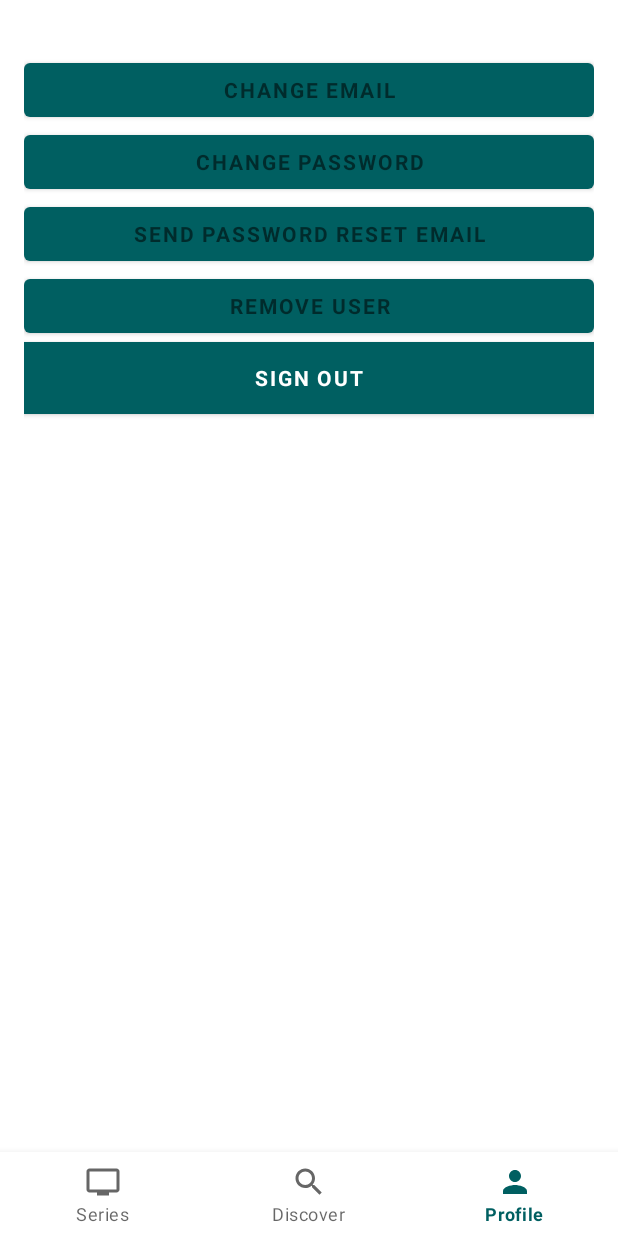
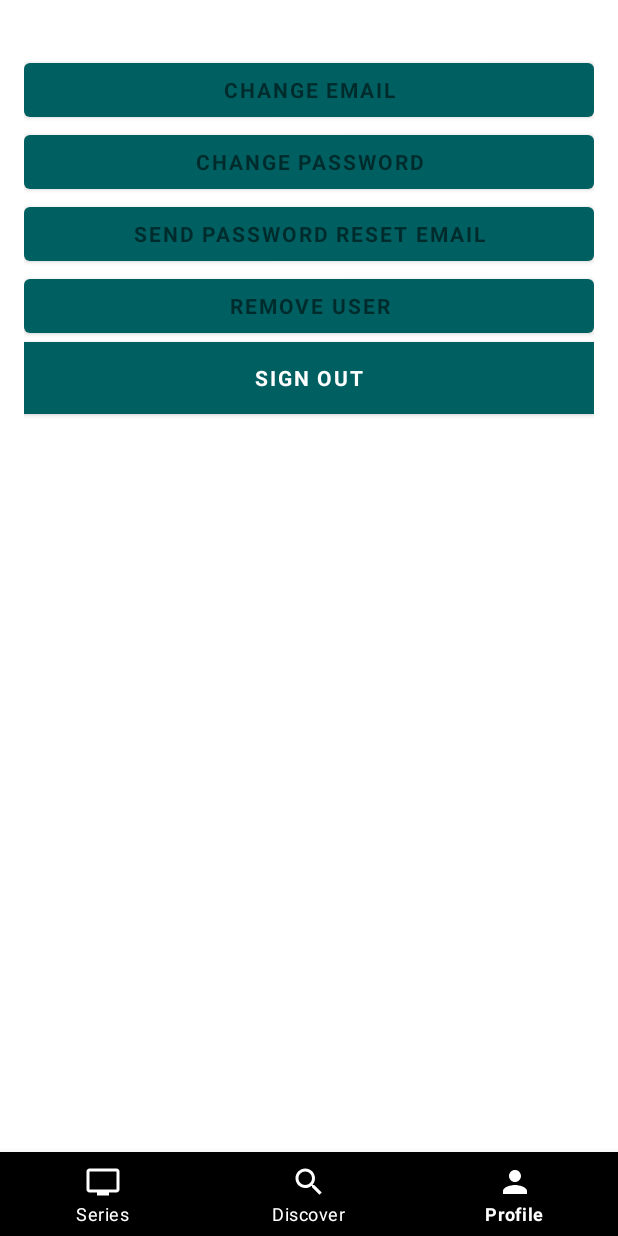
Before and after one commit to Gabicle/WatchIT, an Android app: the screen it shows after launch once a user with an empty profile is signed in (MainActivity), item 3 of the bottom bar chosen, on a phone screen of 412 x 824 dp. Run offline under Robolectric (Android 15) with nearby library versions, the phone set to English and light mode, and no system bars; our stand-ins replace Firebase (no records; nobody signed in at launch, a user with empty details on screens opened directly), Room's generated code; network calls fail; pictures from the network do not load.

```diff
--- a/app/src/main/res/drawable/ic_baseline_check_circle_outline_24.xml
+++ b/app/src/main/res/drawable/ic_baseline_check_circle_outline_24.xml
@@ -3,7 +3,7 @@
     android:height="24dp"
     android:viewportWidth="24"
     android:viewportHeight="24"
-    android:tint="?attr/colorControlNormal">
+    android:tint="@color/white">
   <path
       android:fillColor="@android:color/white"
       android:pathData="M16.59,7.58L10,14.17l-3.59,-3.58L5,12l5,5 8,-8zM12,2C6.48,2 2,6.48 2,12s4.48,10 10,10 10,-4.48 10,-10S17.52,2 12,2zM12,20c-4.42,0 -8,-3.58 -8,-8s3.58,-8 8,-8 8,3.58 8,8 -3.58,8 -8,8z"/>
--- a/app/src/main/res/drawable/series_container_bg.xml
+++ b/app/src/main/res/drawable/series_container_bg.xml
@@ -1,5 +1,5 @@
 <?xml version="1.0" encoding="utf-8"?>
 <shape xmlns:android="http://schemas.android.com/apk/res/android">
-    <solid android:color="@color/myPDark" />
-    <corners android:radius="8dp"/>
+    <solid android:color="@color/wi_colormain" />
+
 </shape>
--- a/app/src/main/res/layout/activity_main.xml
+++ b/app/src/main/res/layout/activity_main.xml
@@ -18,9 +18,10 @@
         android:layout_width="match_parent"
         android:layout_height="wrap_content"
         android:layout_alignParentBottom="true"
-        app:menu="@menu/bottom_navigation"
-        android:background="?android:attr/windowBackground"
-        />
+        android:background="@color/black"
+        app:itemTextColor="@color/white"
+        app:itemIconTint="@color/white"
+        app:menu="@menu/bottom_navigation" />
 
 
 
--- a/app/src/main/res/layout/fragment_series.xml
+++ b/app/src/main/res/layout/fragment_series.xml
@@ -10,9 +10,10 @@
         android:id="@+id/seriesTabLay"
         android:layout_width="match_parent"
         android:layout_height="wrap_content"
-        android:background="@color/myPDark"
-        app:tabIndicatorColor="@color/white"
+        android:background="@color/black"
+        app:tabIndicatorColor="@color/wi_colorsecondary"
         app:tabSelectedTextColor="@color/white"
+        app:tabTextColor="@color/white"
         >
 
 
--- a/app/src/main/res/layout/fragment_watch_list.xml
+++ b/app/src/main/res/layout/fragment_watch_list.xml
@@ -4,6 +4,7 @@
     xmlns:tools="http://schemas.android.com/tools"
     android:layout_width="match_parent"
     android:layout_height="match_parent"
+    android:background="@color/black"
 
     >
 
```
Also changed, not shown: app/src/main/res/layout/item_user_series.xml (+15 -8 lines).
